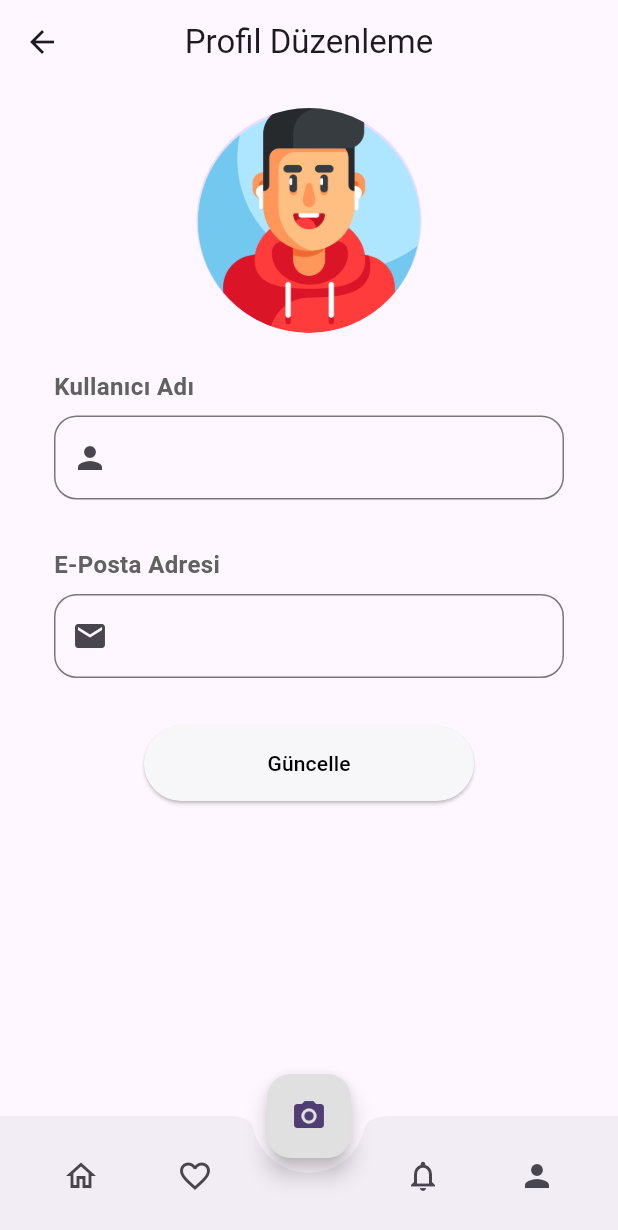
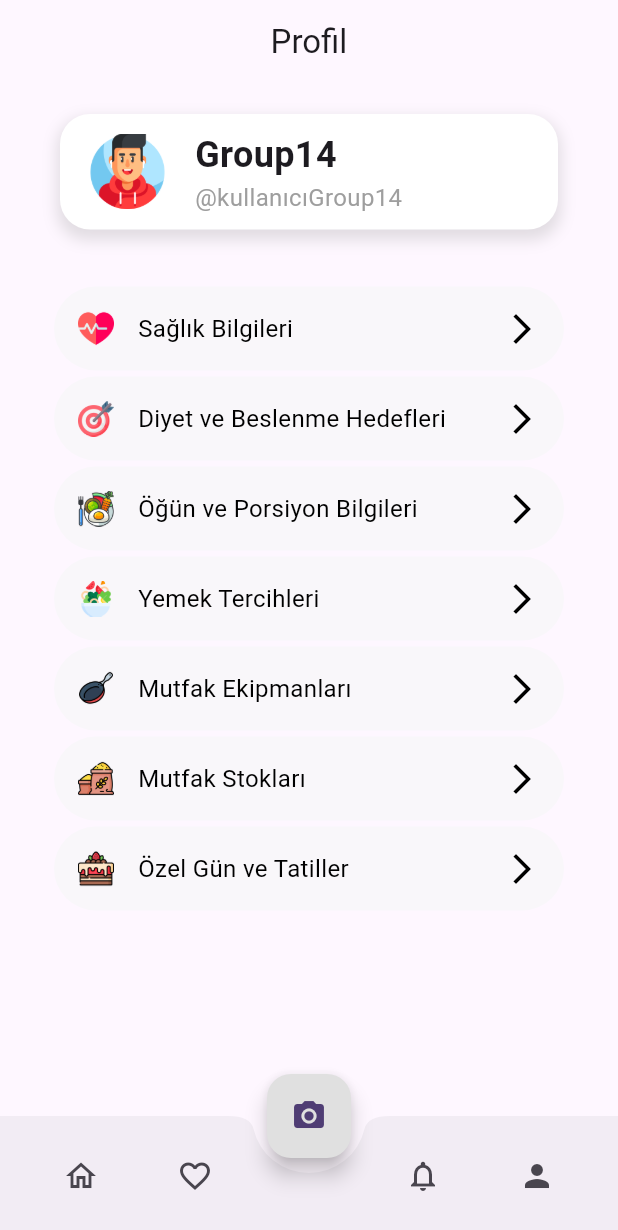
Before and after one commit to BootcampGroup14/bootcamp_group_14, a Flutter app: the screen it shows after launch, on a phone screen of 412 x 824 dp. Shown: the top 1230 px of the screen. Run offline on Flutter 3.47's test engine with Material 3 defaults, Android fonts, the light colour scheme and no system bars.

Commit message:
Profile Page oluşturuldu.
Profil sayfası oluşturuldu. Profil düzenleme sayfasına yönlendirme işlemleri yapıldı.

```diff
--- a/lib/main.dart
+++ b/lib/main.dart
@@ -1,4 +1,5 @@
 import 'package:bootcamp_group_14/profile_edit_page.dart';
+import 'package:bootcamp_group_14/profile_page.dart';
 import 'package:bootcamp_group_14/settings_page.dart';
 import 'package:flutter/material.dart';
 
@@ -18,7 +19,7 @@ class MyApp extends StatelessWidget {
         colorScheme: ColorScheme.fromSeed(seedColor: Colors.deepPurple),
         useMaterial3: true,
       ),
-      home: ProfileEditPage(),
+      home: ProfilePage(),
     );
   }
 }
--- /dev/null
+++ b/lib/profile_page.dart
@@ -0,0 +1,226 @@
+import 'package:bootcamp_group_14/profile_edit_page.dart';
+import 'package:flutter/cupertino.dart';
+import 'package:flutter/material.dart';
+import 'package:flutter/widgets.dart';
+
+class ProfilePage extends StatelessWidget {
+  @override
+  Widget build(BuildContext context) {
+    return Scaffold(
+      appBar: AppBar(
+        title: Text('Profil'),
+        centerTitle: true,
+      ),
+      body: Column(
+        children: [
+          Padding(
+              padding: const EdgeInsets.symmetric(vertical: 20.0, horizontal: 40),
+              child: InkWell(
+                borderRadius: BorderRadius.circular(20),
+                onTap: () {
+                  Navigator.push(
+                    context,
+                    MaterialPageRoute(builder: (context) => ProfileEditPage()),
+                  );
+                },
+                child: Container(
+                  padding: EdgeInsets.symmetric(vertical: 10, horizontal: 20),
+                  decoration: BoxDecoration(
+                    color: Colors.white,
+                    borderRadius: BorderRadius.circular(20),
+                    boxShadow: [
+                      BoxShadow(
+                        color: Colors.grey.withOpacity(0.3),
+                        spreadRadius: 2,
+                        blurRadius: 8,
+                        offset: Offset(0, 5),
+                      ),
+                    ],
+                  ),
+                  child: Row(
+                    children: [
+                      Image.asset(
+                        'assets/images/profile_images/default_avatar.png',
+                        width: 50,
+                        height: 50,
+                      ),
+                      SizedBox(width: 20),
+                      Column(
+                        crossAxisAlignment: CrossAxisAlignment.start,
+                        children: [
+                          Text(
+                            'Group14',
+                            style: TextStyle(fontSize: 24, fontWeight: FontWeight.bold),
+                          ),
+                          Text(
+                            '@kullanıcıGroup14',
+                            style: TextStyle(fontSize: 16, color: Colors.grey),
+                          ),
+                        ],
+                      ),
+                    ],
+                  ),
+                ),
+              ),
+            ),
+          Expanded(
+            child: ListView(
+              padding: EdgeInsets.all(16),
+              children: [
+                InkWell(
+                  child: ProfileItem(
+                    imagePath: 'assets/images/icons/heart-attack.png',
+                    title: 'Sağlık Bilgileri',
+                    onTap: () {
+                      // Sağlık bilgileri sayfasına yönlendirme yapılacak.
+                    },
+                  ),
+                ),
+                InkWell(
+                  child: ProfileItem(
+                    imagePath: 'assets/images/icons/target.png',
+                    title: 'Diyet ve Beslenme Hedefleri',
+                    onTap: () {
+                      // Diyet ve beslenme hedefleri sayfasına yönlendirme yapılacak.
+                    },
+                  ),
+                ),
+                InkWell(
+                  child: ProfileItem(
+                    imagePath: 'assets/images/icons/diet.png',
+                    title: 'Öğün ve Porsiyon Bilgileri',
+                    onTap: () {
+                      // Öğün ve Porsiyon Bilgileri sayfasına yönlendirme yapılacak.
+                    },
+                  ),
+                ),
+                InkWell(
+                  child: ProfileItem(
+                    imagePath: 'assets/images/icons/salad.png',
+                    title: 'Yemek Tercihleri',
+                    onTap: () {
+                      // Yemek Tercihleri sayfasına yönlendirme yapılacak.
+                    },
+                  ),
+                ),
+                InkWell(
+                  child: ProfileItem(
+                    imagePath: 'assets/images/icons/frying-pan.png',
+                    title: 'Mutfak Ekipmanları',
+                    onTap: () {
+                      // Mutfak Ekipmanları sayfasına yönlendirme yapılacak.
+                    },
+                  ),
+                ),
+                InkWell(
+                  child: ProfileItem(
+                    imagePath: 'assets/images/icons/rice.png',
+                    title: 'Mutfak Stokları',
+                    onTap: () {
+                      // Mutfak Stokları sayfasına yönlendirme yapılacak.
+                    },
+                  ),
+                ),
+                InkWell(
+                  child: ProfileItem(
+                    imagePath: 'assets/images/icons/cake.png',
+                    title: 'Özel Gün ve Tatiller',
+                    onTap: () {
+                      // Özel gün ve tatiller sayfasına yönlendirme yapılacak.
+                    },
+                  ),
+                ),
+              ],
+            ),
+          ),
+        ],
+      ),
+      floatingActionButton: Visibility(
+        child: FloatingActionButton(
+          onPressed: () {
+            // Kamera açma işlemleri yapılacak.
+          },
+          child: Icon(Icons.camera_alt),
+          backgroundColor: Colors.grey[300],
+        ),
+      ),
+      floatingActionButtonLocation: FloatingActionButtonLocation.centerDocked,
+      bottomNavigationBar: BottomAppBar(
+        shape: CircularNotchedRectangle(),
+        notchMargin: 10.0,
+        child: Row(
+          mainAxisAlignment: MainAxisAlignment.spaceAround,
+          children: [
+            IconButton(
+              icon: Icon(Icons.home_outlined),
+              onPressed: () {
+                // Ana Sayfaya yönlendirme işlemleri yapılacak.
+              },
+            ),
+            IconButton(
+              icon: Icon(Icons.favorite_border_outlined),
+              onPressed: () {
+                // Favoriler ekranına yönlendirme yapılacak.
+              },
+            ),
+            SizedBox(width: 48),
+            IconButton(
+              icon: Icon(Icons.notifications_none_outlined),
+              onPressed: () {
+                // Bildirimler ekranına yönlendirme yapılacak.
+              },
+            ),
+            IconButton(
+              icon: Icon(Icons.person),
+              onPressed: () {
+                // Profil ekranına yönlendirme yapılacak.
+              },
+            ),
+          ],
+        ),
+      ),
+    );
+  }
+}
+
+class ProfileItem extends StatelessWidget {
+  final String imagePath;
+  final String title;
+  final VoidCallback onTap;
+
+  ProfileItem({required this.imagePath, required this.title, required this.onTap});
+
+  @override
+  Widget build(BuildContext context) {
+    return Padding(
+      padding: const EdgeInsets.symmetric(vertical: 2.0, horizontal: 20),
+      child: InkWell(
+        onTap: onTap,
+        borderRadius: BorderRadius.circular(30),
+        child: Container(
+          padding: EdgeInsets.symmetric(vertical: 16, horizontal: 16),
+          decoration: BoxDecoration(
+            color: Color.fromARGB(200, 247, 247, 249),
+            borderRadius: BorderRadius.circular(30),
+          ),
+          child: Row(
+            children: [
+              Image.asset(
+                imagePath,
+                width: 24,
+                height: 24,
+              ),
+              SizedBox(width: 16),
+              Text(
+                title,
+                style: TextStyle(fontSize: 16, color: Colors.black),
+              ),
+              Spacer(),
+              Icon(Icons.arrow_forward_ios, color: Colors.black),
+            ],
+          ),
+        ),
+      ),
+    );
+  }
+}
--- a/lib/settings_page.dart
+++ b/lib/settings_page.dart
@@ -141,6 +141,7 @@ class SettingsItem extends StatelessWidget {
       padding: const EdgeInsets.symmetric(vertical: 8.0,horizontal: 20),
       child: InkWell(
         onTap: onTap,
+        borderRadius: BorderRadius.circular(30),
         child: Container(
           padding: EdgeInsets.symmetric(vertical: 16, horizontal: 15),
           decoration: BoxDecoration(
--- a/pubspec.yaml
+++ b/pubspec.yaml
@@ -61,6 +61,7 @@ flutter:
   # To add assets to your application, add an assets section, like this:
   assets:
     - assets/images/profile_images/
+    - assets/images/icons/
 
   # An image asset can refer to one or more resolution-specific "variants", see
   # https://flutter.dev/assets-and-images/#resolution-aware
```
Also changed, not shown: assets/images/icons/cake.png (added), assets/images/icons/diet.png (added), assets/images/icons/frying-pan.png (added), assets/images/icons/heart-attack.png (added), assets/images/icons/rice.png (added), assets/images/icons/salad.png (added), assets/images/icons/target.png (added).
